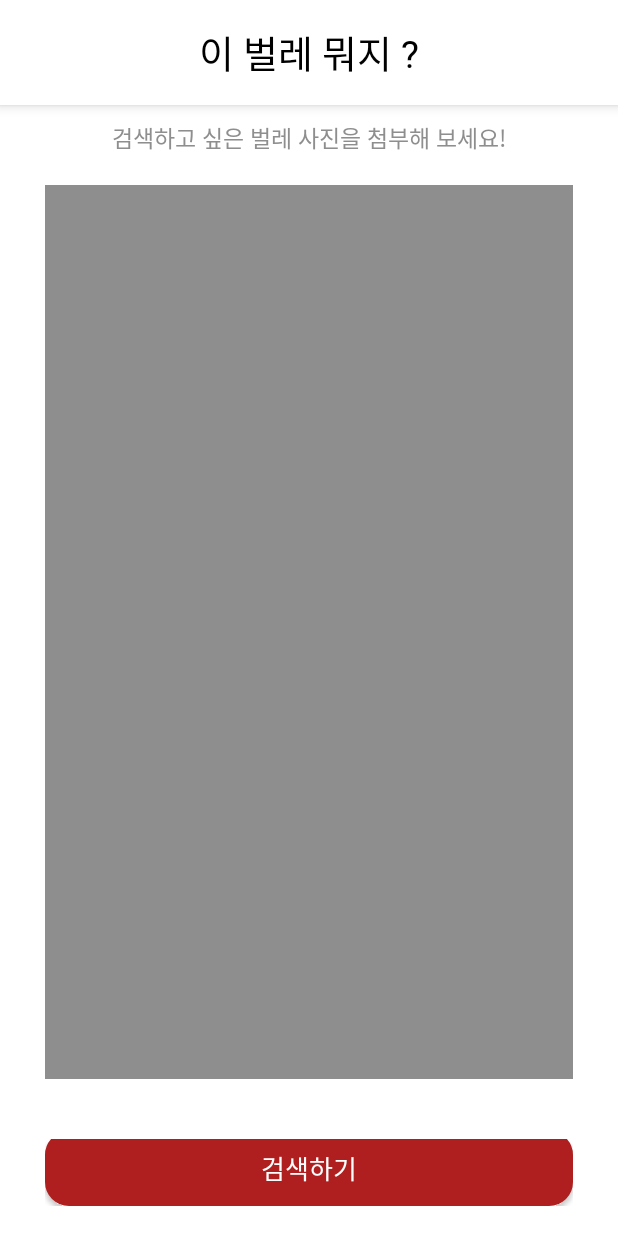
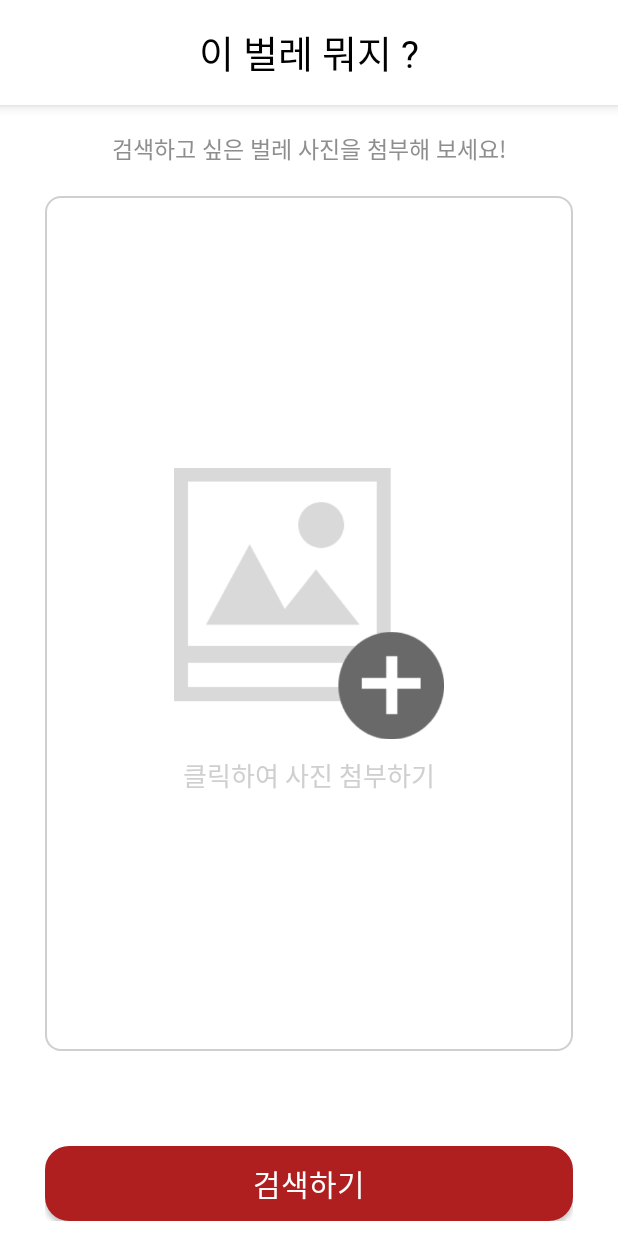
Before and after one commit to ZoneBUG/debugging-app-client, an Android app: the SearchActivity screen opened directly, with no data from a screen before it, on a phone screen of 412 x 824 dp. Run offline under Robolectric (Android 15) with nearby library versions, the phone set to English and light mode, and no system bars; network calls fail.

Commit message:
feat : [Search] Fragment 생성, Publishing

```diff
--- a/app/build.gradle
+++ b/app/build.gradle
@@ -59,6 +59,10 @@ dependencies {
     implementation("androidx.recyclerview:recyclerview:1.2.1")
     implementation("androidx.recyclerview:recyclerview-selection:1.1.0")
 
+    // Firebase
+    implementation platform('com.google.firebase:firebase-bom:31.3.0')
+    implementation 'com.google.firebase:firebase-storage-ktx'
+
     // Kotlin components
     def coroutines = '1.3.4'
     def kotlin_version = "1.3.72"
--- a/app/src/main/AndroidManifest.xml
+++ b/app/src/main/AndroidManifest.xml
@@ -30,7 +30,6 @@
             android:exported="true" />
         <activity
             android:name=".activity.register.RegisterActivity"
-            android:windowSoftInputMode="adjustResize"
             android:exported="true" />
         <activity
             android:name=".activity.search.SearchActivity"
--- a/app/src/main/java/com/zonebug/debugging/activity/search/SearchActivity.kt
+++ b/app/src/main/java/com/zonebug/debugging/activity/search/SearchActivity.kt
@@ -3,10 +3,53 @@ package com.zonebug.debugging.activity.search
 import androidx.appcompat.app.AppCompatActivity
 import android.os.Bundle
 import com.zonebug.debugging.R
+import com.zonebug.debugging.databinding.ActivitySearchBinding
 
 class SearchActivity : AppCompatActivity() {
+
+    private lateinit var binding : ActivitySearchBinding
+    var isBefore : Boolean = true
+
     override fun onCreate(savedInstanceState: Bundle?) {
         super.onCreate(savedInstanceState)
-        setContentView(R.layout.activity_search)
+        binding = ActivitySearchBinding.inflate(layoutInflater)
+        setContentView(binding.root)
+
+        val transaction = supportFragmentManager.beginTransaction()
+        transaction.add(R.id.Search_MainView, SearchBeforeFragment()).commit()
+
+
+        // 하단 버튼 클릭
+        binding.SearchBtn.setOnClickListener {
+            isBefore = !isBefore
+            switchFragment()
+        }
+
+
+
+//        val storage = Firebase.storage
+
+    }
+
+    private fun switchFragment() {
+        val transaction = supportFragmentManager.beginTransaction()
+
+        if(isBefore) {
+            transaction.replace(R.id.Search_MainView, SearchBeforeFragment())
+                .addToBackStack(null)
+                .commit()
+            binding.SearchBtn.text = "검색하기"
+        } else {
+            transaction.replace(R.id.Search_MainView, SearchAfterFragment())
+                .addToBackStack(null)
+                .commit()
+            binding.SearchBtn.text = "다른 벌레 검색하기"
+        }
+
+    }
+
+
+    override fun onBackPressed() {
+        finish()
     }
 }
--- /dev/null
+++ b/app/src/main/java/com/zonebug/debugging/activity/search/SearchBeforeFragment.kt
@@ -0,0 +1,40 @@
+package com.zonebug.debugging.activity.search
+
+import android.os.Bundle
+import androidx.fragment.app.Fragment
+import android.view.LayoutInflater
+import android.view.View
+import android.view.ViewGroup
+import android.widget.ImageButton
+import android.widget.ImageView
+import android.widget.LinearLayout
+import androidx.appcompat.widget.AppCompatButton
+import com.zonebug.debugging.R
+
+class SearchBeforeFragment : Fragment() {
+    override fun onCreate(savedInstanceState: Bundle?) {
+        super.onCreate(savedInstanceState)
+    }
+
+    override fun onCreateView(
+        inflater: LayoutInflater, container: ViewGroup?,
+        savedInstanceState: Bundle?
+    ): View? {
+
+        val view = inflater.inflate(R.layout.fragment_search_before, container, false)
+        val uploadBtn : ImageButton = view.findViewById(R.id.Search_Before_Btn_Upload)
+        val replaceBtn : LinearLayout = view.findViewById(R.id.Search_Before_Container_Replace)
+        val imageView : ImageView = view.findViewById(R.id.Search_Before_Image)
+
+        uploadBtn.setOnClickListener {
+            replaceBtn.visibility = View.VISIBLE
+        }
+
+
+
+
+
+        return view
+    }
+
+}
--- /dev/null
+++ b/app/src/main/res/drawable/custom_button_white_grey2.xml
@@ -0,0 +1,10 @@
+<?xml version="1.0" encoding="utf-8"?>
+<shape
+    xmlns:android="http://schemas.android.com/apk/res/android"
+    android:shape="rectangle">
+    <stroke
+        android:color="@color/main_grey2"
+        android:width="1sp"/>
+    <corners android:radius="10sp"/>
+    <solid android:color="@color/white"/>
+</shape>
--- a/app/src/main/res/layout/activity_search.xml
+++ b/app/src/main/res/layout/activity_search.xml
@@ -32,58 +32,40 @@
     <LinearLayout
         android:layout_width="match_parent"
         android:layout_height="match_parent"
+        android:layout_weight="1"
         android:gravity="center"
         android:orientation="vertical"
         android:layout_marginTop="70dp"
         android:paddingHorizontal="30sp">
 
-
+        <FrameLayout
+            android:id="@+id/Search_MainView"
+            android:layout_width="match_parent"
+            android:layout_height="match_parent"
+            android:layout_weight="1" />
 
         <LinearLayout
             android:layout_width="match_parent"
             android:layout_height="match_parent"
+            android:layout_weight="8"
+            android:gravity="bottom"
+            android:paddingBottom="10sp"
             android:orientation="vertical">
 
-            <TextView
-                android:layout_width="match_parent"
-                android:layout_height="wrap_content"
-                android:layout_marginTop="10sp"
-                android:gravity="center"
-                android:text="검색하고 싶은 벌레 사진을 첨부해 보세요!"
-                android:textSize="15sp"
-                android:textColor="@color/main_grey"/>
-
-            <LinearLayout
-                android:layout_width="match_parent"
-                android:layout_height="match_parent"
-                android:layout_weight="1"
-                android:layout_marginTop="20sp"
-                android:layout_marginBottom="40sp"
-                android:background="@color/main_grey" />
-
-            <LinearLayout
-                android:layout_width="match_parent"
-                android:layout_height="match_parent"
-                android:layout_weight="7"
-                android:gravity="bottom"
-                android:paddingBottom="20sp">
-
             <androidx.appcompat.widget.AppCompatButton
+                android:id="@+id/Search_Btn"
                 android:layout_width="match_parent"
                 android:layout_height="50sp"
                 android:background="@drawable/custom_button_red"
                 android:text="검색하기"
-                    android:textSize="17sp"
+                android:textSize="20sp"
                 android:textColor="@color/white"
                 android:fontFamily="@font/main_font_b" />
 
         </LinearLayout>
 
+    </LinearLayout>
 
 
 
-        </LinearLayout>
-
-    </LinearLayout>
-
 </androidx.constraintlayout.widget.ConstraintLayout>
--- /dev/null
+++ b/app/src/main/res/layout/fragment_search_before.xml
@@ -0,0 +1,95 @@
+<?xml version="1.0" encoding="utf-8"?>
+<FrameLayout xmlns:android="http://schemas.android.com/apk/res/android"
+    xmlns:tools="http://schemas.android.com/tools"
+    android:layout_width="match_parent"
+    android:layout_height="match_parent"
+    tools:context=".activity.search.SearchBeforeFragment">
+
+    <LinearLayout
+        android:layout_width="match_parent"
+        android:layout_height="match_parent"
+        android:gravity="center"
+        android:orientation="vertical">
+
+        <LinearLayout
+            android:layout_width="match_parent"
+            android:layout_height="match_parent"
+            android:orientation="vertical">
+
+            <TextView
+                android:layout_width="match_parent"
+                android:layout_height="wrap_content"
+                android:layout_marginTop="17sp"
+                android:gravity="center"
+                android:text="검색하고 싶은 벌레 사진을 첨부해 보세요!"
+                android:textSize="15sp"
+                android:textColor="@color/main_grey"/>
+
+            <LinearLayout
+                android:id="@+id/Search_Before_Container_Image"
+                android:layout_width="match_parent"
+                android:layout_height="match_parent"
+                android:layout_weight="1"
+                android:layout_gravity="center"
+                android:gravity="center"
+                android:layout_marginTop="20sp"
+                android:layout_marginBottom="40sp"
+                android:background="@drawable/custom_button_white_grey2"
+                android:orientation="vertical">
+
+                <ImageButton
+                    android:id="@+id/Search_Before_Btn_Upload"
+                    android:layout_width="200sp"
+                    android:layout_height="202sp"
+                    android:padding="10sp"
+                    android:layout_gravity="center"
+                    android:backgroundTint="@color/white"
+                    android:src="@drawable/img_search_upload"
+                    android:scaleType="fitCenter"/>
+
+                <TextView
+                    android:layout_width="wrap_content"
+                    android:layout_height="wrap_content"
+                    android:text="클릭하여 사진 첨부하기"
+                    android:textSize="17sp"
+                    android:textColor="@color/main_grey2"
+                    android:fontFamily="@font/main_font_sb" />
+
+
+                <ImageView
+                    android:id="@+id/Search_Before_Image"
+                    android:layout_width="match_parent"
+                    android:layout_height="match_parent"
+                    android:layout_weight="1"
+                    android:layout_marginTop="20sp"
+                    android:layout_marginBottom="40sp"
+                    android:visibility="gone" />
+
+            </LinearLayout>
+
+            <LinearLayout
+                android:id="@+id/Search_Before_Container_Replace"
+                android:layout_width="match_parent"
+                android:layout_height="match_parent"
+                android:layout_weight="5"
+                android:gravity="bottom"
+                android:orientation="vertical"
+                android:visibility="gone">
+
+                <androidx.appcompat.widget.AppCompatButton
+                    android:id="@+id/Search_Before_Btn_Replace"
+                    android:layout_width="match_parent"
+                    android:layout_height="50sp"
+                    android:background="@drawable/custom_button_white_red"
+                    android:text="다시 선택하기"
+                    android:textSize="20sp"
+                    android:textColor="@color/main_red"
+                    android:fontFamily="@font/main_font_b"/>
+
+            </LinearLayout>
+
+        </LinearLayout>
+
+    </LinearLayout>
+
+</FrameLayout>
--- a/build.gradle
+++ b/build.gradle
@@ -7,6 +7,7 @@ buildscript {
     dependencies {
         classpath "com.android.tools.build:gradle:7.0.2"
         classpath "org.jetbrains.kotlin:kotlin-gradle-plugin:1.6.10"
+        classpath 'com.google.gms:google-services:4.3.15'
 
         // NOTE: Do not place your application dependencies here; they belong
         // in the individual module build.gradle files
```
Also changed, not shown: app/src/main/java/com/zonebug/debugging/activity/search/SearchAfterFragment.kt (added, +27 -0 lines), app/src/main/res/layout/activity_login.xml (+26 -14 lines), app/src/main/res/layout/fragment_search_after.xml (added, +77 -0 lines), app/src/main/res/drawable/img_search_upload.png (added), 1 other file. Lines whose indentation alone changed are shown as unchanged.
